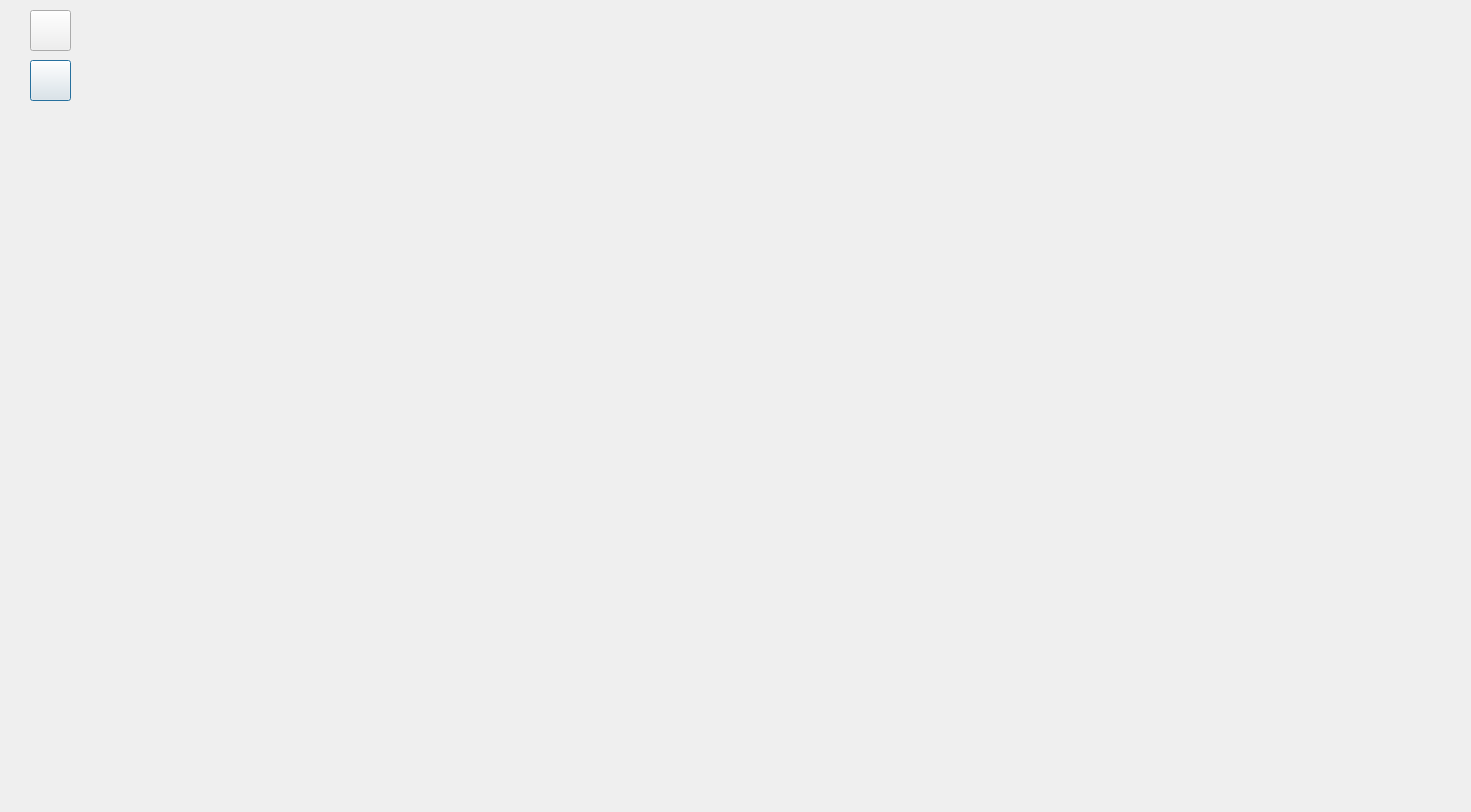
Qt form campaign.ui (Matin0789/Condottiere-) before a commit.
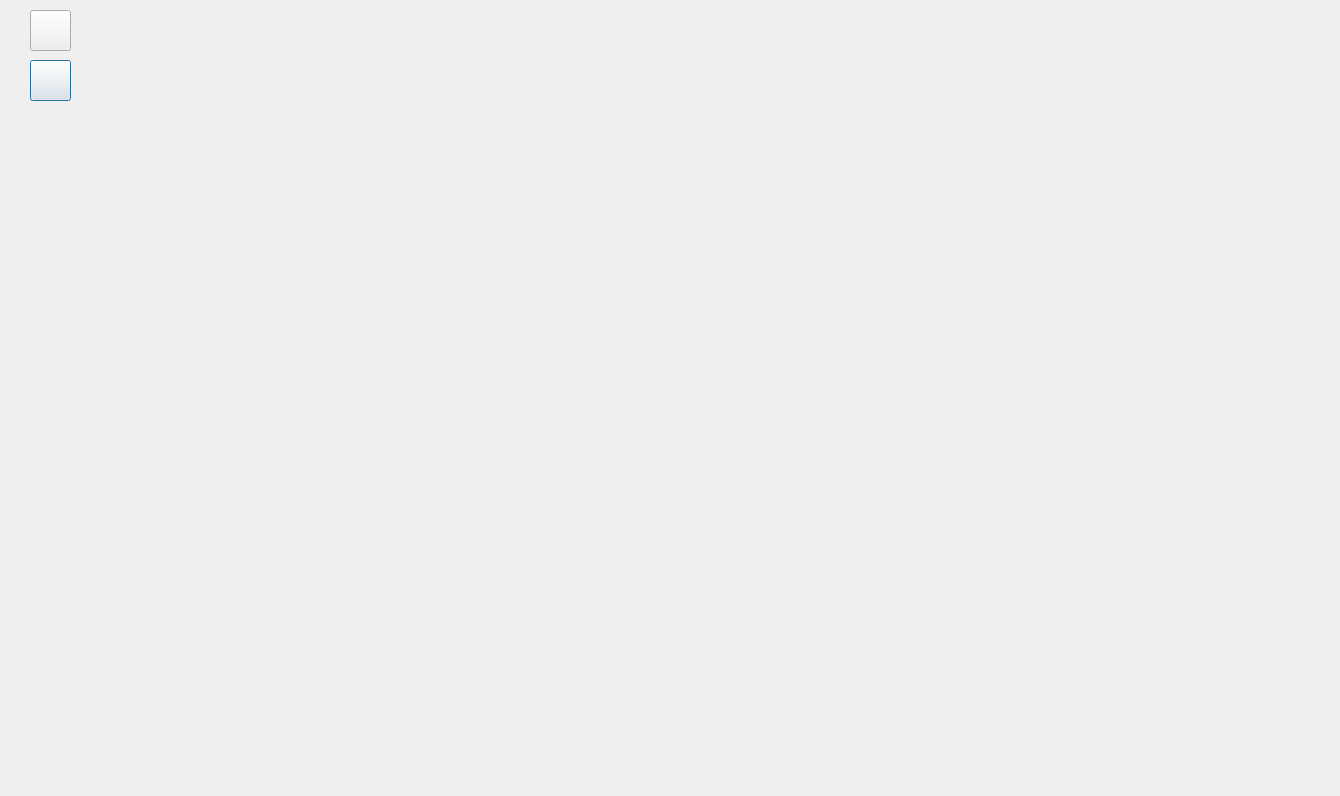
The same form after that commit. Icons and pictures are not drawn.

```diff
--- a/campaign.ui
+++ b/campaign.ui
@@ -6,8 +6,8 @@
    <rect>
     <x>0</x>
     <y>0</y>
-    <width>1471</width>
-    <height>812</height>
+    <width>1340</width>
+    <height>796</height>
    </rect>
   </property>
   <property name="windowTitle">
@@ -19,7 +19,7 @@
   <widget class="QLabel" name="label">
    <property name="geometry">
     <rect>
-     <x>250</x>
+     <x>190</x>
      <y>90</y>
      <width>971</width>
      <height>621</height>
@@ -35,7 +35,7 @@
   <widget class="QLabel" name="label_2">
    <property name="geometry">
     <rect>
-     <x>250</x>
+     <x>190</x>
      <y>740</y>
      <width>331</width>
      <height>51</height>
@@ -51,7 +51,7 @@
   <widget class="QLabel" name="label_3">
    <property name="geometry">
     <rect>
-     <x>250</x>
+     <x>190</x>
      <y>20</y>
      <width>331</width>
      <height>51</height>
@@ -99,8 +99,8 @@
   <widget class="QLabel" name="label_7">
    <property name="geometry">
     <rect>
-     <x>20</x>
-     <y>250</y>
+     <x>100</x>
+     <y>240</y>
      <width>51</width>
      <height>321</height>
     </rect>
@@ -115,7 +115,7 @@
   <widget class="QLabel" name="label_5">
    <property name="geometry">
     <rect>
-     <x>970</x>
+     <x>830</x>
      <y>20</y>
      <width>331</width>
      <height>51</height>
@@ -131,8 +131,8 @@
   <widget class="QLabel" name="label_6">
    <property name="geometry">
     <rect>
-     <x>1400</x>
-     <y>250</y>
+     <x>1200</x>
+     <y>240</y>
      <width>51</width>
      <height>321</height>
     </rect>
@@ -147,7 +147,7 @@
   <widget class="QLabel" name="label_4">
    <property name="geometry">
     <rect>
-     <x>970</x>
+     <x>830</x>
      <y>740</y>
      <width>331</width>
      <height>51</height>
```
